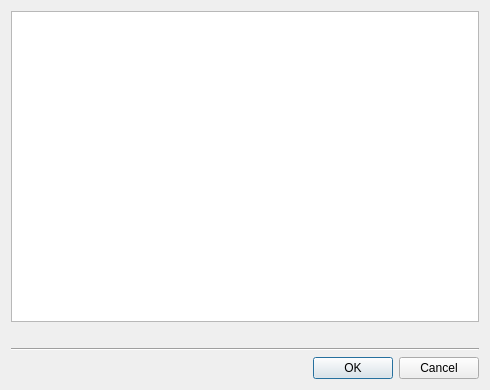
Before: the Qt Designer form src/plugins/coreplugin/dialogs/newdialog.ui in qt-creator/qt-creator, drawn with Qt 5.
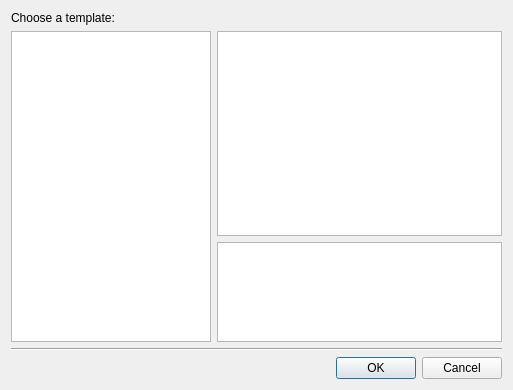
After: the same form once the commit is applied.

Commit message:
Redesign the New Projects/Files dialog
- allow for more verbose description
- allow to fit all catagories and subcategories in
- bring more clear separation between projects and files
- expense: one more click

What changed in the file:
```diff
--- a/src/plugins/coreplugin/dialogs/newdialog.ui
+++ b/src/plugins/coreplugin/dialogs/newdialog.ui
@@ -6,35 +6,51 @@
    <rect>
     <x>0</x>
     <y>0</y>
-    <width>490</width>
+    <width>513</width>
     <height>390</height>
    </rect>
   </property>
   <property name="windowTitle">
    <string>New Project</string>
   </property>
-  <layout class="QVBoxLayout" name="verticalLayout">
-   <item>
-    <widget class="QTreeView" name="templatesTree">
-     <property name="minimumSize">
+  <layout class="QGridLayout" name="gridLayout">
+   <item row="1" column="1">
+    <widget class="QListView" name="templatesView">
+     <property name="sizePolicy">
+      <sizepolicy hsizetype="MinimumExpanding" vsizetype="Expanding">
+       <horstretch>0</horstretch>
+       <verstretch>0</verstretch>
+      </sizepolicy>
+     </property>
+     <property name="uniformItemSizes">
+      <bool>false</bool>
+     </property>
+    </widget>
+   </item>
+   <item row="2" column="1">
+    <widget class="QTextBrowser" name="templateDescription">
+     <property name="sizePolicy">
+      <sizepolicy hsizetype="MinimumExpanding" vsizetype="Expanding">
+       <horstretch>0</horstretch>
+       <verstretch>0</verstretch>
+      </sizepolicy>
+     </property>
+     <property name="maximumSize">
       <size>
-       <width>400</width>
-       <height>301</height>
+       <width>16777215</width>
+       <height>100</height>
       </size>
      </property>
     </widget>
    </item>
-   <item>
-    <widget class="QLabel" name="descLabel"/>
-   </item>
-   <item>
+   <item row="3" column="0" colspan="2">
     <widget class="Line" name="line">
      <property name="orientation">
       <enum>Qt::Horizontal</enum>
      </property>
     </widget>
    </item>
-   <item>
+   <item row="4" column="0" colspan="2">
     <widget class="QDialogButtonBox" name="buttonBox">
      <property name="orientation">
       <enum>Qt::Horizontal</enum>
@@ -44,6 +60,38 @@
      </property>
     </widget>
    </item>
+   <item row="0" column="0">
+    <widget class="QLabel" name="label">
+     <property name="text">
+      <string>Choose a template:</string>
+     </property>
+    </widget>
+   </item>
+   <item row="1" column="0" rowspan="2">
+    <widget class="QTreeView" name="templateCategoryView">
+     <property name="maximumSize">
+      <size>
+       <width>200</width>
+       <height>16777215</height>
+      </size>
+     </property>
+     <property name="indentation">
+      <number>0</number>
+     </property>
+     <property name="rootIsDecorated">
+      <bool>false</bool>
+     </property>
+     <property name="itemsExpandable">
+      <bool>false</bool>
+     </property>
+     <property name="headerHidden">
+      <bool>true</bool>
+     </property>
+     <attribute name="headerVisible">
+      <bool>false</bool>
+     </attribute>
+    </widget>
+   </item>
   </layout>
  </widget>
  <resources/>
```
The commit also changes 5 other files.
